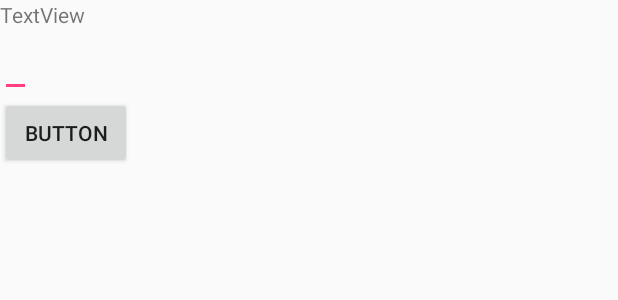
After one commit to yueshaolong/AndroidGit, an Android app: the layout my_activity.xml on its own in the app's theme, with its tools: preview values and no code run, on a phone screen of 412 x 824 dp. The commit adds this screen. Shown: the top 300 px of the screen. Run offline under Robolectric (Android 15) with nearby library versions, the phone set to English and light mode, and no system bars.

Commit message:
1px进程保活

```diff
--- a/app/src/main/AndroidManifest.xml
+++ b/app/src/main/AndroidManifest.xml
@@ -16,7 +16,7 @@
         android:supportsRtl="true"
         android:theme="@style/AppTheme">
         <activity
-            android:name=".MainActivity"
+            android:name="com.ysl.baohuo.MyActivity"
             android:label="@string/app_name"
             android:theme="@style/AppTheme.NoActionBar">
             <intent-filter>
@@ -25,6 +25,10 @@
                 <category android:name="android.intent.category.LAUNCHER" />
             </intent-filter>
         </activity>
+        <activity android:name="com.ysl.baohuo.BaoHuoActivity"
+            android:launchMode="singleInstance"
+            android:theme="@style/AppTheme.Translucent">
+        </activity>
     </application>
 
 </manifest>
--- /dev/null
+++ b/app/src/main/res/layout/my_activity.xml
@@ -0,0 +1,28 @@
+<?xml version="1.0" encoding="utf-8"?>
+<LinearLayout
+    xmlns:android="http://schemas.android.com/apk/res/android"
+    xmlns:tools="http://schemas.android.com/tools"
+    android:layout_width="match_parent"
+    android:orientation="vertical"
+    android:layout_height="match_parent">
+
+    <TextView
+        android:id="@+id/myTextView"
+        android:layout_width="wrap_content"
+        android:layout_height="wrap_content"
+        android:text="TextView"
+        tools:layout_editor_absoluteX="39dp"
+        tools:layout_editor_absoluteY="79dp" />
+
+    <EditText
+        android:id="@+id/myEditText"
+        android:layout_width="wrap_content"
+        android:layout_height="wrap_content" />
+
+    <Button
+        android:id="@+id/myButton"
+        android:layout_width="wrap_content"
+        android:layout_height="wrap_content"
+        android:text="Button" />
+
+</LinearLayout>
--- a/app/src/main/res/values/styles.xml
+++ b/app/src/main/res/values/styles.xml
@@ -13,6 +13,10 @@
         <item name="windowNoTitle">true</item>
     </style>
 
+    <style name="AppTheme.Translucent">
+        <item name="android:windowIsTranslucent">true</item>
+    </style>
+
     <style name="AppTheme.AppBarOverlay" parent="ThemeOverlay.AppCompat.Dark.ActionBar" />
 
     <style name="AppTheme.PopupOverlay" parent="ThemeOverlay.AppCompat.Light" />
```
Also changed, not shown: app/src/main/java/com/ysl/baohuo/BaoHuoActivity.java (added, +22 -0 lines), app/src/main/java/com/ysl/baohuo/BaoHuoManager.java (added, +23 -0 lines), app/src/main/java/com/ysl/baohuo/BaoHuoReceiver.java (added, +19 -0 lines), app/src/main/java/com/ysl/baohuo/MyActivity.java (added, +33 -0 lines), app/src/main/java/com/ysl/helloworld/MainActivity.java (+7 -10 lines), app/src/main/res/layout/activity_with_extra.xml (added, +15 -0 lines).
